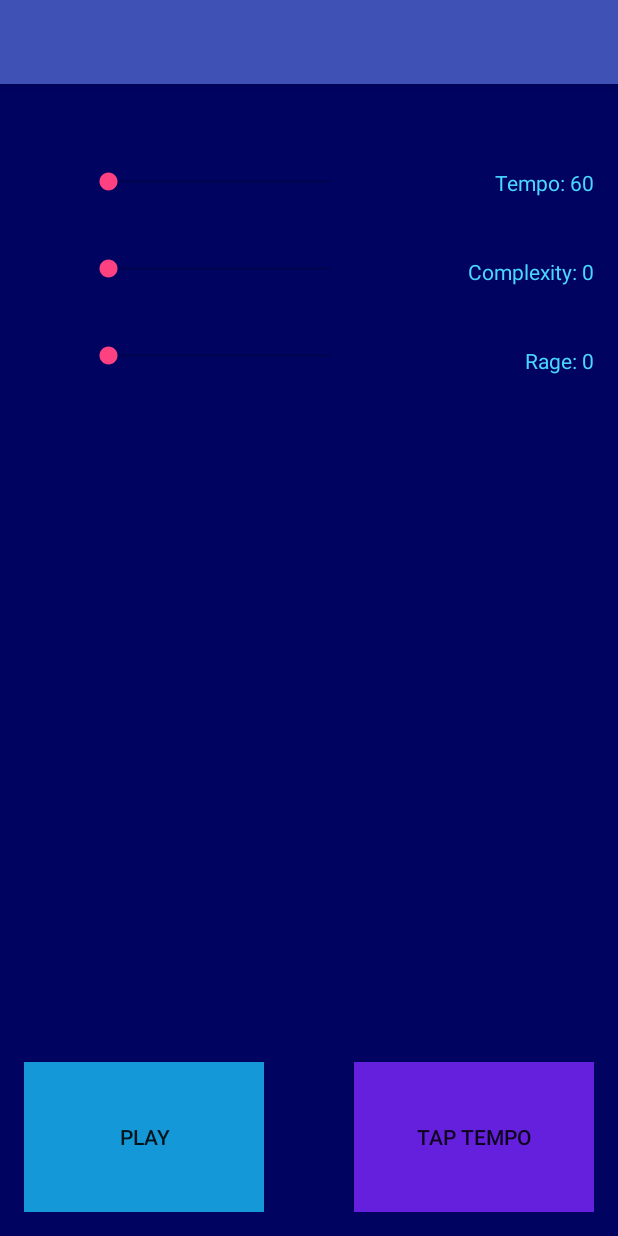
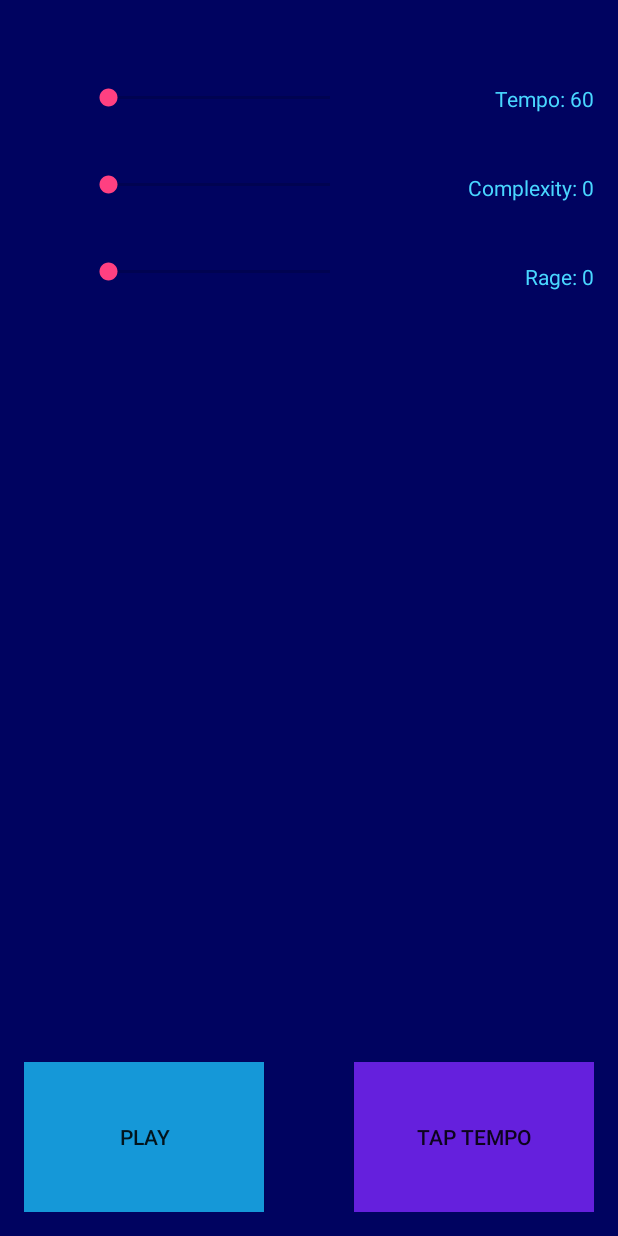
Before and after one commit to celowsky/autodj, an Android app: the screen it shows after launch (Composer), on a phone screen of 412 x 824 dp. Run offline under Robolectric (Android 15) with nearby library versions, the phone set to English and light mode, and no system bars; pictures from the network do not load.

Commit message:
removed action bar at the top of the application

```diff
--- a/app/src/main/java/com/autodjteam/autodj/autodj/Composer.java
+++ b/app/src/main/java/com/autodjteam/autodj/autodj/Composer.java
@@ -33,7 +33,7 @@ public class Composer extends AppCompatActivity{
     private int currentBeat;
 
     long last = 0;
-    long now, diff, entries, sum;
+    long now, diff, entries, susm;
 
     private int currentMeasure; //checks which measure we are in, for fill's sake.
     public double composerCheck; //stores a randomly-generated number for comparison
@@ -381,7 +381,7 @@ public class Composer extends AppCompatActivity{
     public void playPause(){
     	isPlaying = !isPlaying;
         if (isPlaying)
-        	compose();
+                compose();
     }
 
     public int ChangeChord(){
--- a/app/src/main/res/layout/activity_main.xml
+++ b/app/src/main/res/layout/activity_main.xml
@@ -9,9 +9,7 @@
     <android.support.design.widget.AppBarLayout android:layout_height="wrap_content"
         android:layout_width="match_parent" android:theme="@style/AppTheme.AppBarOverlay">
 
-        <android.support.v7.widget.Toolbar android:id="@+id/toolbar"
-            android:layout_width="match_parent" android:layout_height="?attr/actionBarSize"
-            android:background="?attr/colorPrimary" app:popupTheme="@style/AppTheme.PopupOverlay" />
+
 
     </android.support.design.widget.AppBarLayout>
 
```
Also changed, not shown: 20 other files.
